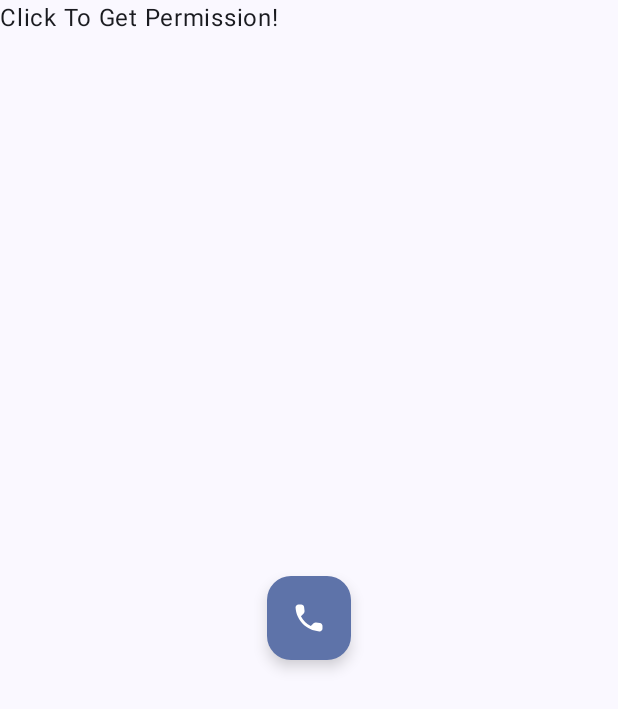
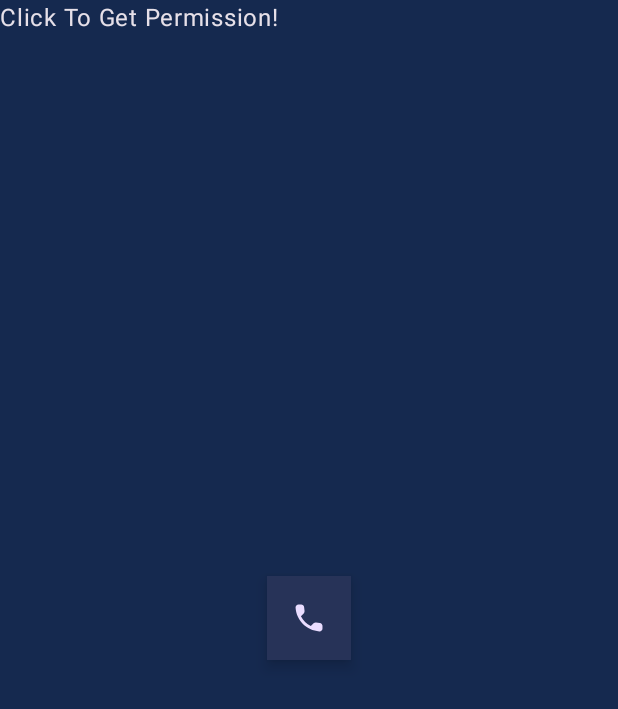
Before and after one commit to iliyami/PhoneCallQuality, an Android app built with Jetpack Compose: the screen it shows after launch (MainActivity), on a phone screen of 412 x 824 dp. Shown: the top 709 px of the screen. Run offline under Robolectric (Android 15) with nearby library versions, the phone set to English and light mode, and no system bars; our stand-ins replace livedata-compose.

Commit message:
Add new temp theme

```diff
--- a/app/src/main/java/com/example/debaran/core/theme/Color.kt
+++ b/app/src/main/java/com/example/debaran/core/theme/Color.kt
@@ -2,10 +2,31 @@ package com.example.debaran.core.theme
 
 import androidx.compose.ui.graphics.Color
 
-val Purple80 = Color(0xFFD0BCFF)
-val PurpleGrey80 = Color(0xFFCCC2DC)
-val Pink80 = Color(0xFFEFB8C8)
+val Purple200 = Color(0xFFBB86FC)
+val Purple500 = Color(0xFF6200EE)
+val Purple700 = Color(0xFF3700B3)
+val Teal200 = Color(0xFF03DAC5)
 
-val Purple40 = Color(0xFF6650a4)
-val PurpleGrey40 = Color(0xFF625b71)
-val Pink40 = Color(0xFF7D5260)
+val foregroundColor = Color(0xFFB6C3E6)
+val secondaryTextColorDark = Color(0xFF8993AD)
+val secondaryTextColorMoreDark = Color(0xFF727D99)
+
+val dotColor = Color(0xFF5972A4)
+val highlightColor = Color(0xA1EDAB0A)
+
+val background = Color(0xFF15294F)
+val backgroundMiddle = Color(0xFF162B53)
+val backgroundInner = Color(0xFF182E58)
+val goldenYellow = Color(0xFFCBAF1C)
+val goldenYellowDark = Color(0xFF817017)
+val goldenYellowBright = Color(0xFFEDAB0A)
+val cyan = Color(0xFF4FCFE7)
+
+val greenColor = Color(0xFF38C05A)
+val greenColorDark = Color(0xFF38916C)
+
+val cyanDark = Color(0xFF40A5B8)
+val purpleColor = Color(0xFF882391)
+
+val primaryColor = Color(0xFF344578)
+val primaryVariantColor = Color(0xFF273358)
--- /dev/null
+++ b/app/src/main/java/com/example/debaran/core/theme/Dimen.kt
@@ -0,0 +1,71 @@
+package com.example.debaran.core.theme
+
+import android.content.res.Resources
+import androidx.compose.ui.unit.Dp
+import androidx.compose.ui.unit.TextUnit
+import androidx.compose.ui.unit.dp
+import androidx.compose.ui.unit.sp
+import kotlin.properties.ReadOnlyProperty
+import kotlin.reflect.KProperty
+
+private val width = Resources.getSystem().displayMetrics.widthPixels
+private val height = Resources.getSystem().displayMetrics.heightPixels
+
+private const val SMALL_SCREEN_PX = 480 * 800
+
+private class ResponsiveDimensions(
+    private val valueNormalSize: Dp,
+    private val valueSmallSize: Dp
+) : ReadOnlyProperty<Any?, Dp> {
+
+    override fun getValue(thisRef: Any?, property: KProperty<*>): Dp {
+        return when {
+            width * height <= SMALL_SCREEN_PX -> valueSmallSize
+            else -> valueNormalSize
+        }
+    }
+}
+
+private class ResponsiveTextDimensions(
+    private val valueNormalSize: TextUnit,
+    private val valueSmallSize: TextUnit
+) : ReadOnlyProperty<Any?, TextUnit> {
+    override fun getValue(thisRef: Any?, property: KProperty<*>): TextUnit {
+        return when {
+            width * height <= SMALL_SCREEN_PX -> valueSmallSize
+            else -> valueNormalSize
+        }
+    }
+}
+
+object Dimen {
+    /* Dp */
+    val dp250 by ResponsiveDimensions(250.dp, 180.dp)
+    val dp160 by ResponsiveDimensions(160.dp, 120.dp)
+    val dp150 by ResponsiveDimensions(150.dp, 130.dp)
+    val dp100 by ResponsiveDimensions(100.dp, 80.dp)
+    val dp90 by ResponsiveDimensions(90.dp, 70.dp)
+    val dp55 by ResponsiveDimensions(55.dp, 45.dp)
+    val dp50 by ResponsiveDimensions(50.dp, 40.dp)
+    val dp48 by ResponsiveDimensions(48.dp, 32.dp)
+    val dp45 by ResponsiveDimensions(45.dp, 30.dp)
+    val dp25 by ResponsiveDimensions(25.dp, 10.dp)
+    val dp15 by ResponsiveDimensions(15.dp, 8.dp)
+    val dp10 by ResponsiveDimensions(10.dp, 5.dp)
+    val dp5 by ResponsiveDimensions(5.dp, 2.dp)
+
+    /* Sp */
+    val spNormal by ResponsiveTextDimensions(TextUnit.Unspecified, 13.sp)
+    val sp30 by ResponsiveTextDimensions(30.sp, 20.sp)
+    val sp35 by ResponsiveTextDimensions(35.sp, 25.sp)
+    val sp25 by ResponsiveTextDimensions(25.sp, 18.sp)
+    val sp24 by ResponsiveTextDimensions(24.sp, 17.sp)
+    val sp20 by ResponsiveTextDimensions(20.sp, 15.sp)
+    val sp16 by ResponsiveTextDimensions(16.sp, 12.sp)
+    val sp18 by ResponsiveTextDimensions(18.sp, 14.sp)
+    val sp15 by ResponsiveTextDimensions(15.sp, 11.sp)
+    val sp14 by ResponsiveTextDimensions(14.sp, 11.sp)
+    val sp13 by ResponsiveTextDimensions(13.sp, 10.sp)
+    val sp12 by ResponsiveTextDimensions(12.sp, 9.sp)
+    val sp11 by ResponsiveTextDimensions(11.sp, 8.sp)
+}
--- /dev/null
+++ b/app/src/main/java/com/example/debaran/core/theme/Shape.kt
@@ -0,0 +1,11 @@
+package com.example.debaran.core.theme
+
+import androidx.compose.foundation.shape.RoundedCornerShape
+import androidx.compose.material3.Shapes
+import androidx.compose.ui.unit.dp
+
+val Shapes = Shapes(
+    small = RoundedCornerShape(4.dp),
+    medium = RoundedCornerShape(4.dp),
+    large = RoundedCornerShape(0.dp)
+)
--- /dev/null
+++ b/app/src/main/java/com/example/debaran/core/theme/SpanStyle.kt
@@ -0,0 +1,7 @@
+package com.example.debaran.core.theme
+
+import androidx.compose.ui.text.SpanStyle
+
+val FontMediumSpanStyle = SpanStyle(
+  fontFamily = jostMedium
+)
--- a/app/src/main/java/com/example/debaran/core/theme/Theme.kt
+++ b/app/src/main/java/com/example/debaran/core/theme/Theme.kt
@@ -1,70 +1,79 @@
 package com.example.debaran.core.theme
 
-import android.app.Activity
-import android.os.Build
-import androidx.compose.foundation.isSystemInDarkTheme
 import androidx.compose.material3.MaterialTheme
+import androidx.compose.material3.Surface
 import androidx.compose.material3.darkColorScheme
-import androidx.compose.material3.dynamicDarkColorScheme
-import androidx.compose.material3.dynamicLightColorScheme
 import androidx.compose.material3.lightColorScheme
 import androidx.compose.runtime.Composable
-import androidx.compose.runtime.SideEffect
-import androidx.compose.ui.graphics.toArgb
-import androidx.compose.ui.platform.LocalContext
-import androidx.compose.ui.platform.LocalView
-import androidx.core.view.WindowCompat
+import androidx.compose.runtime.CompositionLocalProvider
+import androidx.compose.runtime.staticCompositionLocalOf
+import androidx.compose.ui.graphics.Color
+import com.example.debaran.core.theme.foregroundColor as foreColor
 
-private val DarkColorScheme = darkColorScheme(
-    primary = Purple80,
-    secondary = PurpleGrey80,
-    tertiary = Pink80
+private val DarkColorPalette = darkColorScheme(
+  primary = primaryColor,
+  primaryContainer = primaryVariantColor,
+  secondary = secondaryTextColorDark,
+  secondaryContainer = secondaryTextColorMoreDark,
+  background = background,
+  onSecondary = secondaryTextColorDark,
+  onSurface = secondaryTextColorMoreDark,
 )
 
-private val LightColorScheme = lightColorScheme(
-    primary = Purple40,
-    secondary = PurpleGrey40,
-    tertiary = Pink40
-
-    /* Other default colors to override
-    background = Color(0xFFFFFBFE),
-    surface = Color(0xFFFFFBFE),
-    onPrimary = Color.White,
-    onSecondary = Color.White,
-    onTertiary = Color.White,
-    onBackground = Color(0xFF1C1B1F),
-    onSurface = Color(0xFF1C1B1F),
-    */
+private val LightColorPalette = lightColorScheme(
+  primary = Purple500,
+  primaryContainer = Purple700,
+  secondary = Teal200
 )
 
+interface Attrs {
+  val errorButton: Color
+  val foregroundColor: Color
+}
+
+private class DarkAttrsColor : Attrs {
+  override val errorButton: Color = Color(0xFFBB2020)
+  override val foregroundColor: Color = foreColor
+}
+
+private class DebaranColors {
+  val defaults @Composable get() = MaterialTheme.colorScheme
+  val custom @Composable get() : Attrs = LocalDebaranColors.current
+}
+
+private val LocalDebaranColors = staticCompositionLocalOf<Attrs> { DarkAttrsColor() }
+
+object DebaranTheme {
+  val colors @Composable get() = LocalDebaranColors.current
+}
+
 @Composable
-fun DebaranTheme(
-    darkTheme: Boolean = isSystemInDarkTheme(),
-    // Dynamic color is available on Android 12+
-    dynamicColor: Boolean = true,
-    content: @Composable () -> Unit
+fun ComposeTestTheme(
+  attrsColor: Attrs = DarkAttrsColor(),
+  content: @Composable () -> Unit,
 ) {
-    val colorScheme = when {
-        dynamicColor && Build.VERSION.SDK_INT >= Build.VERSION_CODES.S -> {
-            val context = LocalContext.current
-            if (darkTheme) dynamicDarkColorScheme(context) else dynamicLightColorScheme(context)
-        }
+  /*val colors = if (darkTheme) {
+      DarkColorPalette
+  } else {
+      LightColorPalette
+  }
+*/
+  MaterialTheme(
+    colorScheme = DarkColorPalette,
+    typography = Typography,
+    shapes = Shapes
+  ) {
+    CompositionLocalProvider(LocalDebaranColors provides attrsColor) {
+      content()
+    }
+  }
+}
 
-        darkTheme -> DarkColorScheme
-        else -> LightColorScheme
+@Composable
+fun DebaranTheme(content: @Composable () -> Unit) {
+  ComposeTestTheme {
+    Surface(color = MaterialTheme.colorScheme.background) {
+      content()
     }
-    val view = LocalView.current
-    if (!view.isInEditMode) {
-        SideEffect {
-            val window = (view.context as Activity).window
-            window.statusBarColor = colorScheme.primary.toArgb()
-            WindowCompat.getInsetsController(window, view).isAppearanceLightStatusBars = darkTheme
-        }
-    }
-
-    MaterialTheme(
-        colorScheme = colorScheme,
-        typography = Typography,
-        content = content
-    )
+  }
 }
--- a/app/src/main/java/com/example/debaran/core/theme/Type.kt
+++ b/app/src/main/java/com/example/debaran/core/theme/Type.kt
@@ -2,33 +2,60 @@ package com.example.debaran.core.theme
 
 import androidx.compose.material3.Typography
 import androidx.compose.ui.text.TextStyle
+import androidx.compose.ui.text.font.Font
 import androidx.compose.ui.text.font.FontFamily
 import androidx.compose.ui.text.font.FontWeight
+import androidx.compose.ui.unit.ExperimentalUnitApi
+import androidx.compose.ui.unit.TextUnit
+import androidx.compose.ui.unit.TextUnitType
 import androidx.compose.ui.unit.sp
+import com.example.debaran.R
+import com.example.debaran.core.theme.Dimen.sp13
+import com.example.debaran.core.theme.Dimen.sp14
+import com.example.debaran.core.theme.Dimen.sp16
+import com.example.debaran.core.theme.Dimen.sp24
+import com.example.debaran.core.theme.Dimen.sp25
 
-// Set of Material typography styles to start with
+val jostRegular = FontFamily(
+  Font(R.font.jost_regular)
+)
+
+val jostMedium = FontFamily(
+  Font(R.font.jost_medium)
+)
+
+val jostBold = FontFamily(
+  Font(R.font.jost_bold)
+)
+
+@OptIn(ExperimentalUnitApi::class)
 val Typography = Typography(
-    bodyLarge = TextStyle(
-        fontFamily = FontFamily.Default,
-        fontWeight = FontWeight.Normal,
-        fontSize = 16.sp,
-        lineHeight = 24.sp,
-        letterSpacing = 0.5.sp
-    )
-    /* Other default text styles to override
-    titleLarge = TextStyle(
-        fontFamily = FontFamily.Default,
-        fontWeight = FontWeight.Normal,
-        fontSize = 22.sp,
-        lineHeight = 28.sp,
-        letterSpacing = 0.sp
-    ),
-    labelSmall = TextStyle(
-        fontFamily = FontFamily.Default,
-        fontWeight = FontWeight.Medium,
-        fontSize = 11.sp,
-        lineHeight = 16.sp,
-        letterSpacing = 0.5.sp
-    )
-    */
+  headlineLarge = TextStyle(
+    fontFamily = jostRegular,
+    fontSize = sp25
+  ),
+  headlineMedium = TextStyle(
+    fontFamily = jostMedium,
+    fontSize = sp24
+  ),
+  headlineSmall = TextStyle(
+    fontFamily = jostMedium,
+    fontWeight = FontWeight.W700,
+    fontSize = sp16
+  ),
+  titleLarge = TextStyle(
+    fontFamily = jostBold,
+    letterSpacing = TextUnit(0.8f, TextUnitType.Sp),
+    fontSize = sp14
+  ),
+  titleMedium = TextStyle(
+    fontFamily = jostBold,
+    letterSpacing = TextUnit(0.8f, TextUnitType.Sp),
+    fontSize = sp13
+  ),
+  labelMedium = TextStyle(
+    fontFamily = jostMedium,
+    fontWeight = FontWeight.W700,
+    fontSize = 14.sp
+  )
 )
```
Also changed, not shown: app/src/main/res/font/jost_bold.ttf (added), app/src/main/res/font/jost_medium.ttf (added), app/src/main/res/font/jost_regular.ttf (added).
